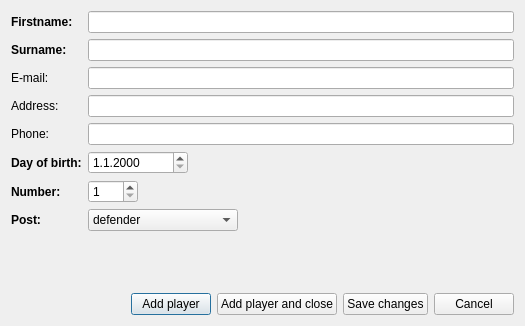
Old version of the form src/ui/addplayerdlg.ui in the repository mige/Floco.
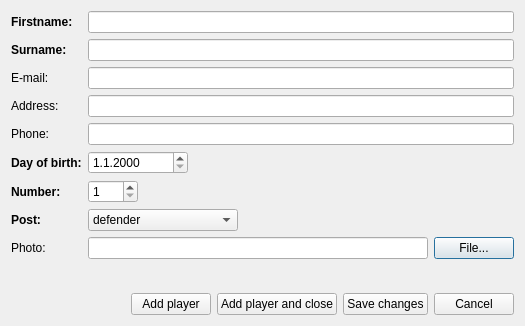
New version of the form. Icons and pictures are not drawn.

What changed in the file:
```diff
--- a/src/ui/addplayerdlg.ui
+++ b/src/ui/addplayerdlg.ui
@@ -195,6 +195,27 @@
        </property>
       </widget>
      </item>
+     <item row="8" column="0">
+      <widget class="QLabel" name="label">
+       <property name="text">
+        <string>Photo:</string>
+       </property>
+      </widget>
+     </item>
+     <item row="8" column="1">
+      <layout class="QHBoxLayout" name="horizontalLayout">
+       <item>
+        <widget class="QLineEdit" name="editFile"/>
+       </item>
+       <item>
+        <widget class="QPushButton" name="btnFile">
+         <property name="text">
+          <string>File...</string>
+         </property>
+        </widget>
+       </item>
+      </layout>
+     </item>
     </layout>
    </item>
    <item>
```
